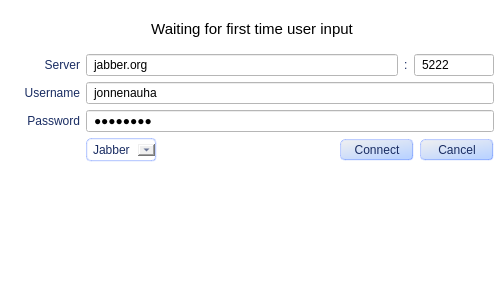
Before: the Qt Designer form bin/data/ui/communications_login.ui in realXtend/tundra, drawn with Qt 5.
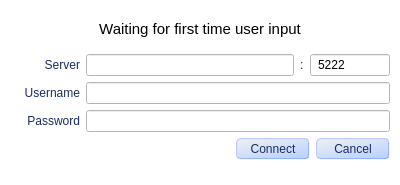
After: the same form once the commit is applied.

Commit message: * Comms .ui: removed hard coded user/pass/serverUrl, removed drop box for server type * Comms QtGui.cpp: removed unnecessary calls, made init sizing work better (not perfect yet, has scrollbars).

What changed in the file:
```diff
--- a/bin/data/ui/communications_login.ui
+++ b/bin/data/ui/communications_login.ui
@@ -6,8 +6,8 @@
    <rect>
     <x>0</x>
     <y>0</y>
-    <width>504</width>
-    <height>284</height>
+    <width>400</width>
+    <height>185</height>
    </rect>
   </property>
   <property name="windowTitle">
@@ -120,7 +120,7 @@
           <string/>
          </property>
          <property name="text">
-          <string>jabber.org</string>
+          <string/>
          </property>
         </widget>
        </item>
@@ -173,7 +173,7 @@
        <item>
         <widget class="QLineEdit" name="lineEdit_Username">
          <property name="text">
-          <string>jonnenauha</string>
+          <string/>
          </property>
         </widget>
        </item>
@@ -200,7 +200,7 @@
        <item>
         <widget class="QLineEdit" name="lineEdit_Password">
          <property name="text">
-          <string>peeforce</string>
+          <string/>
          </property>
          <property name="echoMode">
           <enum>QLineEdit::Password</enum>
@@ -211,34 +211,6 @@
      </item>
      <item>
       <layout class="QHBoxLayout" name="horizontalLayout_4">
-       <item>
-        <spacer name="horizontalSpacer">
-         <property name="orientation">
-          <enum>Qt::Horizontal</enum>
-         </property>
-         <property name="sizeType">
-          <enum>QSizePolicy::Fixed</enum>
-         </property>
-         <property name="sizeHint" stdset="0">
-          <size>
-           <width>76</width>
-           <height>1</height>
-          </size>
-         </property>
-        </spacer>
-       </item>
-       <item>
-        <widget class="QComboBox" name="comboBox">
-         <property name="styleSheet">
-          <string>background-color: none;</string>
-         </property>
-         <item>
-          <property name="text">
-           <string>Jabber</string>
-          </property>
-         </item>
-        </widget>
-       </item>
        <item>
         <spacer name="horizontalSpacer_2">
          <property name="orientation">
```
The commit also changes 1 other file.
